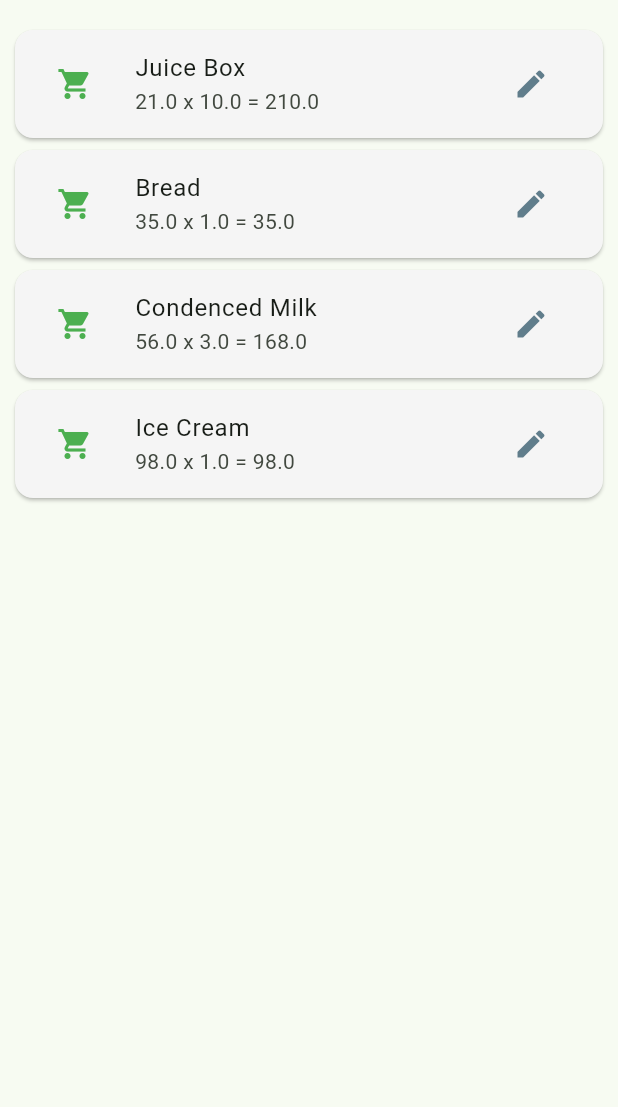
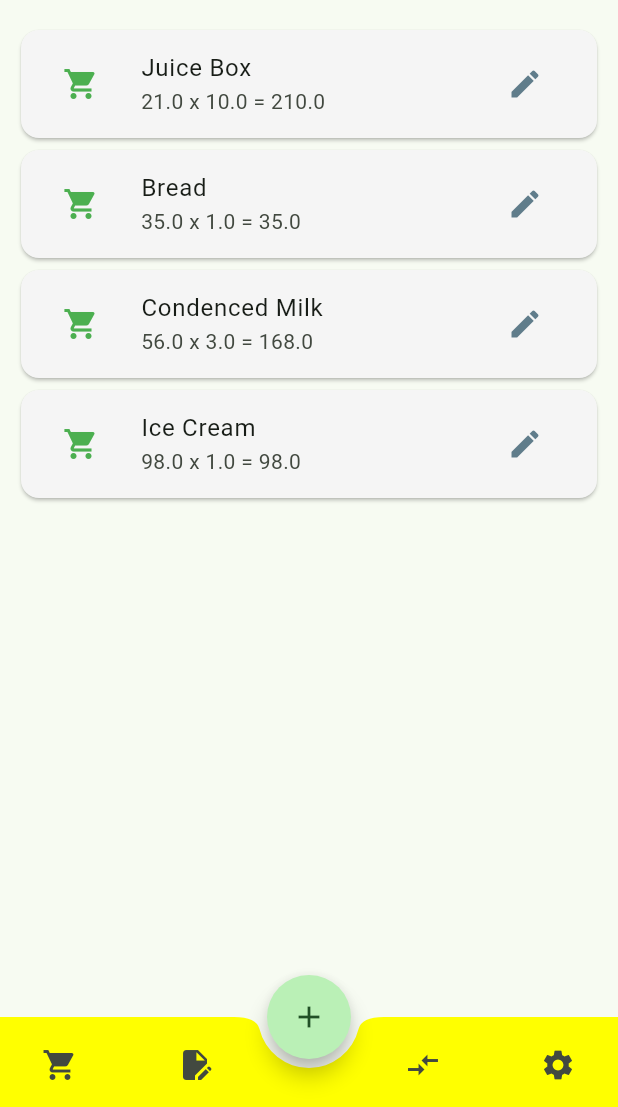
Before and after one commit to maxstirliz/es_calc, a Flutter app: the screen it shows after launch, on a phone screen of 412 x 824 dp, the part 129-1236 px from its top. Run offline on Flutter 3.47's test engine with Material 2 defaults, Android fonts, the phone set to English and light mode, and no system bars; our stand-ins replace flutter_riverpod.

Commit message:
BottomAppBar implemented with docked FAB

```diff
--- a/lib/main.dart
+++ b/lib/main.dart
@@ -1,4 +1,4 @@
-import 'package:es_calc/ui/screens/shopping_list_screen.dart';
+import 'package:es_calc/ui/screens/shopping_cart.dart';
 import 'package:flutter/material.dart';
 import 'package:flutter_riverpod/flutter_riverpod.dart';
 
@@ -17,7 +17,7 @@ class EasySoppingCalculator extends StatelessWidget {
         useMaterial3: true,
       ),
       title: 'ESCalc',
-      home: const ShoppingListScreen(),
+      home: const ShoppingCartScreen(),
     );
   }
 }
--- /dev/null
+++ b/lib/ui/screens/shopping_cart.dart
@@ -0,0 +1,113 @@
+import 'package:es_calc/models/shopping_item.dart';
+import 'package:es_calc/providers/shopping_list_provider.dart';
+import 'package:es_calc/ui/widgets/edit_item_dialog.dart';
+import 'package:es_calc/ui/widgets/item_card.dart';
+import 'package:flutter/material.dart';
+import 'package:flutter_riverpod/flutter_riverpod.dart';
+import 'package:es_calc/utils/shopping_calculator.dart';
+
+
+class ShoppingCartScreen extends ConsumerStatefulWidget {
+  const ShoppingCartScreen({super.key});
+
+  @override
+  ConsumerState<ShoppingCartScreen> createState() {
+    return _ShoppingListScreenState();
+  }
+}
+
+class _ShoppingListScreenState extends ConsumerState<ShoppingCartScreen> {
+  late Future<void> _itemsFuture;
+
+  @override
+  void initState() {
+    _itemsFuture = ref.read(shoppingListProvider.notifier).loadItems();
+    super.initState();
+  }
+
+  @override
+  Widget build(BuildContext context) {
+    final shoppingItems = ref.watch(shoppingListProvider);
+    final stateNotifier = ref.watch(shoppingListProvider.notifier);
+
+    return Scaffold(
+      appBar: AppBar(title: const Text('Easy Shopping Calculator')),
+      body: Padding(
+        padding: const EdgeInsets.all(10),
+        child: FutureBuilder(
+            future: _itemsFuture,
+            builder: (context, snapshot) {
+              return snapshot.connectionState == ConnectionState.waiting
+                  ? const Center(
+                      child: CircularProgressIndicator(),
+                    )
+                  : Column(
+                      children: [
+                        Text(
+                            'Total: ${ShoppingCalculator.calculateGrandTotal(shoppingItems)}'),
+                        const SizedBox(height: 16),
+                        Expanded(
+                          child: ListView.builder(
+                            itemCount: shoppingItems.length,
+                            itemBuilder: (_, index) {
+                              return ItemCard(item: shoppingItems[index]);
+                            },
+                          ),
+                        ),
+                      ],
+                    );
+            }),
+      ),
+      floatingActionButton: FloatingActionButton(
+        shape: RoundedRectangleBorder(
+          borderRadius: BorderRadius.circular(40.0),
+        ),
+        onPressed: () async {
+          final updatedItem = await showDialog<ShoppingItem>(
+              context: context,
+              barrierDismissible: false,
+              builder: (context) {
+                return ItemEditDialog(
+                  item: ShoppingItem(),
+                  title: 'Add Item',
+                );
+              });
+          if (updatedItem != null) {
+            stateNotifier.addItem(updatedItem);
+          }
+        },
+        child: const Icon(Icons.add),
+      ),
+      floatingActionButtonLocation: FloatingActionButtonLocation.centerDocked,
+      bottomNavigationBar: BottomAppBar(
+        color: Colors.yellowAccent,
+        shape: const CircularNotchedRectangle(),
+        notchMargin: 6,
+        height: 60,
+        child: Row(
+          mainAxisSize: MainAxisSize.max,
+          mainAxisAlignment: MainAxisAlignment.spaceBetween,
+          children: [
+            IconButton(
+              onPressed: () {},
+              icon: const Icon(Icons.shopping_cart),
+            ),
+            IconButton(
+              onPressed: () {},
+              icon: const Icon(Icons.edit_document),
+            ),
+            const SizedBox(width: 20),
+            IconButton(
+              onPressed: () {},
+              icon: const Icon(Icons.compare_arrows),
+            ),
+            IconButton(
+              onPressed: () {},
+              icon: const Icon(Icons.settings),
+            ),
+          ],
+        ),
+      ),
+    );
+  }
+}
--- a/lib/ui/screens/shopping_list_screen.dart
+++ /dev/null
@@ -1,67 +0,0 @@
-import 'package:es_calc/providers/shopping_list_provider.dart';
-import 'package:es_calc/ui/widgets/item_card.dart';
-import 'package:flutter/material.dart';
-import 'package:flutter_riverpod/flutter_riverpod.dart';
-import 'package:es_calc/utils/shopping_calculator.dart';
-
-class ShoppingListScreen extends ConsumerStatefulWidget {
-  const ShoppingListScreen({super.key});
-
-  @override
-  ConsumerState<ShoppingListScreen> createState() {
-    return _ShoppingListScreenState();
-  }
-}
-
-class _ShoppingListScreenState extends ConsumerState<ShoppingListScreen> {
-  late Future<void> _itemsFuture;
-
-  @override
-  void initState() {
-    _itemsFuture = ref.read(shoppingListProvider.notifier).loadItems();
-    super.initState();
-  }
-
-  @override
-  Widget build(BuildContext context) {
-    final shoppingItems = ref.watch(shoppingListProvider);
-
-    return Scaffold(
-      appBar: AppBar(
-        title: const Text('Easy Shopping Calculator'),
-      ),
-      body: Padding(
-        padding: const EdgeInsets.symmetric(
-          horizontal: 6,
-          vertical: 10,
-        ),
-        child: FutureBuilder(
-            future: _itemsFuture,
-            builder: (context, snapshot) {
-              return snapshot.connectionState == ConnectionState.waiting
-                  ? const Center(
-                      child: CircularProgressIndicator(),
-                    )
-                  : Column(
-                      children: [
-                        Text(
-                            'Total: ${ShoppingCalculator.calculateGrandTotal(shoppingItems)}'),
-                        const SizedBox(
-                          height: 16,
-                        ),
-                        Expanded(
-                          child: ListView.builder(
-                            itemCount: shoppingItems.length,
-                            itemBuilder: (_, index) {
-                              final item = shoppingItems[index];
-                              return ItemCard(item: item);
-                            },
-                          ),
-                        ),
-                      ],
-                    );
-            }),
-      ),
-    );
-  }
-}
```
Also changed, not shown: lib/ui/widgets/edit_item_dialog.dart (renamed from lib/ui/widgets/item_edit_dialog.dart, +7 -2 lines), lib/ui/widgets/item_card.dart (+6 -3 lines), lib/ui/screens/compare_prices.dart (added), lib/ui/screens/settings.dart (added), lib/ui/screens/shopping_list.dart (added).
